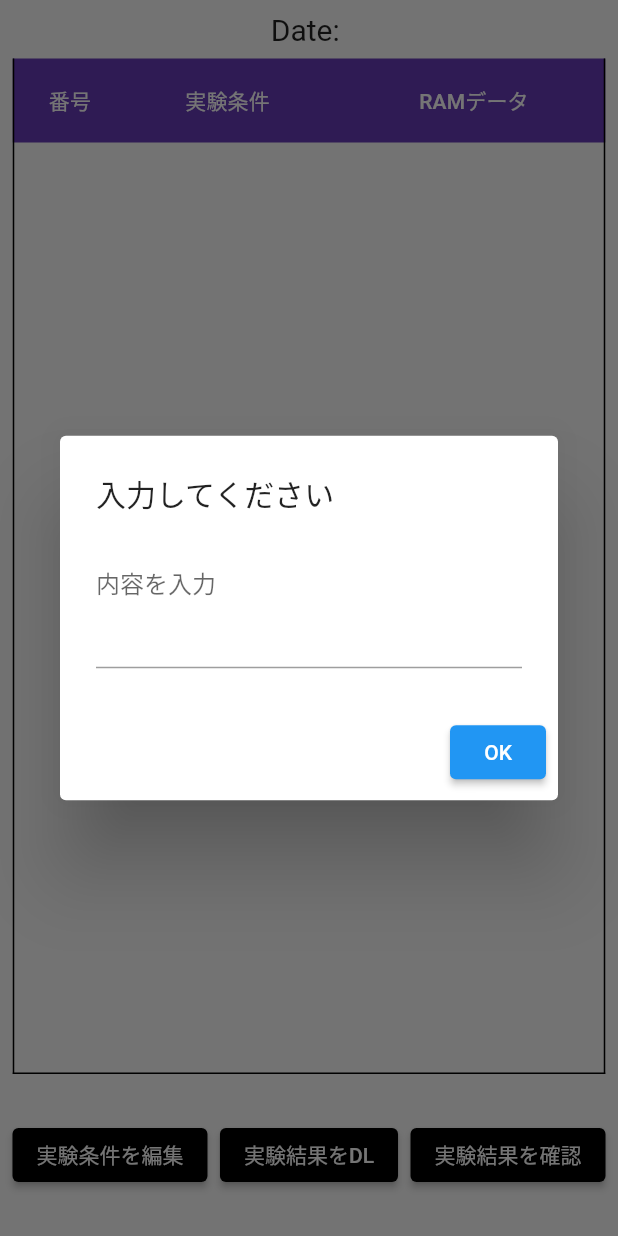
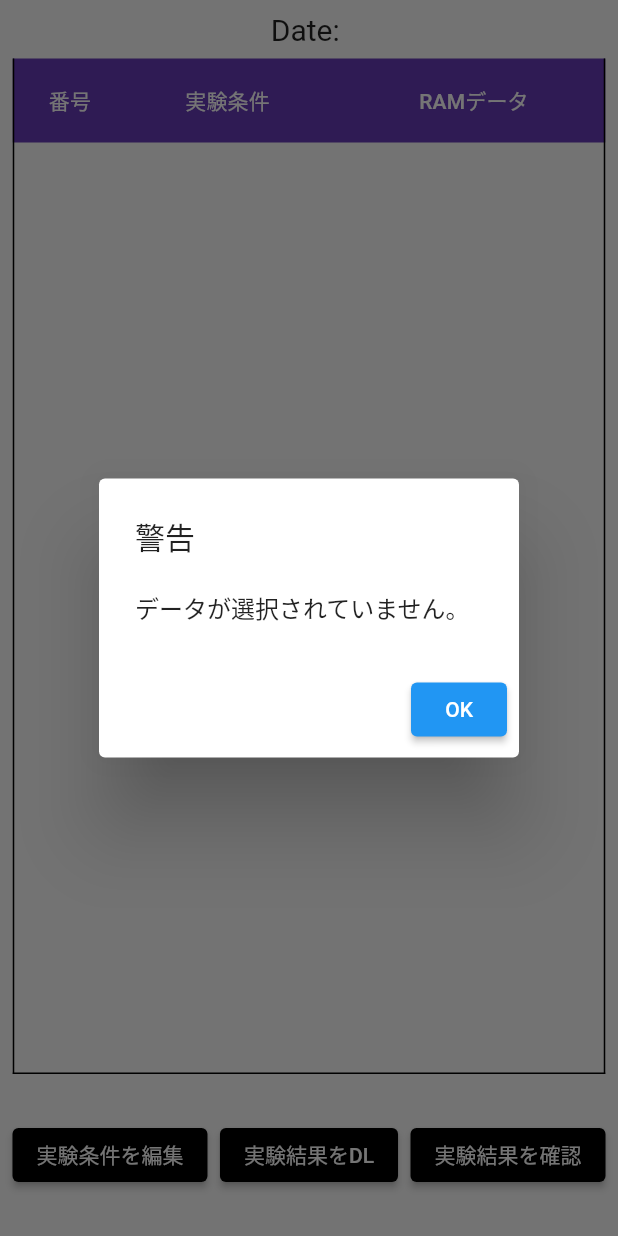
Before and after one commit to sota1111/POC, a Flutter app: the DataTablePage widget shown alone on an empty page, opened directly with empty values, item 2 of the bottom bar chosen, on a phone screen of 412 x 824 dp. Run offline on Flutter 3.47's test engine with Material 2 defaults, Android fonts, the phone set to English and light mode, and no system bars; our stand-ins replace file_picker; network calls fail; project files that could hold a hidden picture were left out.

Commit message:
データ未選択時に編集ボタンを押下した処理を追加

```diff
--- a/flutter/upload_file/lib/select_table.dart
+++ b/flutter/upload_file/lib/select_table.dart
@@ -89,7 +89,27 @@ class _DataTablePageState extends State<DataTablePage> {
     }
 
     // Show a message box if two or more rows are selected.
-    if (selectedRowCount >= 2) {
+    if (selectedRowCount == 0) {
+      showDialog(
+        context: context,
+        builder: (BuildContext context) {
+          return AlertDialog(
+            title: Text("警告"),
+            content: Text("データが選択されていません。"),
+            actions: [
+              ElevatedButton(
+                child: Text("OK"),
+                onPressed: () {
+                  Navigator.pop(context);
+                },
+              ),
+            ],
+          );
+        },
+      );
+      return; // Exit the function.
+    }
+    else if (selectedRowCount >= 2) {
       showDialog(
         context: context,
         builder: (BuildContext context) {
```
